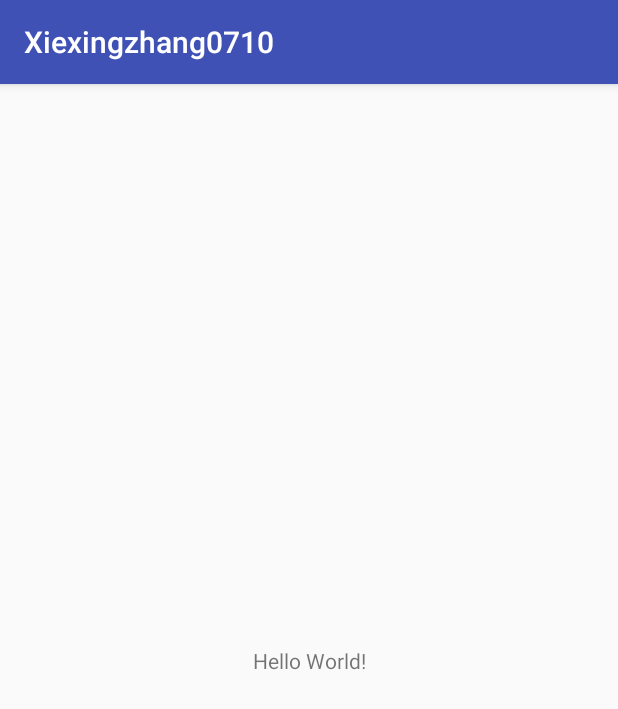
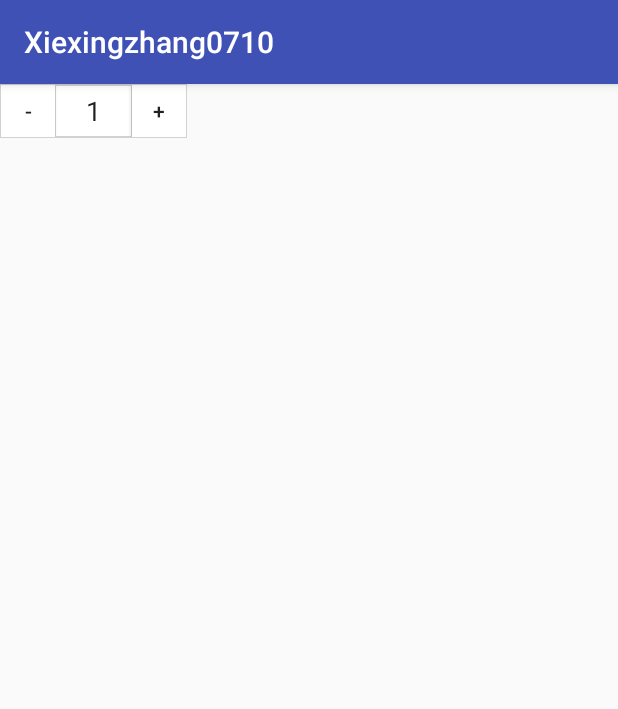
Before and after one commit to xxzgithub/MyProject, an Android app: the screen it shows after launch (MainActivity), on a phone screen of 412 x 824 dp. Shown: the top 709 px of the screen. Run offline under Robolectric (Android 15) with nearby library versions, the phone set to English and light mode, and no system bars.

Commit message:
完成提交

```diff
--- /dev/null
+++ b/app/src/main/java/com/example/asus/xiexingzhang0710/AmountView.java
@@ -0,0 +1,129 @@
+package com.example.asus.xiexingzhang0710;
+
+import android.content.Context;
+import android.content.res.TypedArray;
+import android.text.Editable;
+import android.text.TextWatcher;
+import android.util.AttributeSet;
+import android.util.TypedValue;
+import android.view.LayoutInflater;
+import android.view.View;
+import android.widget.Button;
+import android.widget.EditText;
+import android.widget.LinearLayout;
+
+/**
+ * Created by asus on 2017/7/10.
+ */
+
+public class AmountView extends LinearLayout implements View.OnClickListener, TextWatcher{
+
+
+        private static final String TAG = "AmountView";
+        private int amount = 1; //购买数量
+        private int goods_storage = 1; //商品库存
+
+        private OnAmountChangeListener mListener;
+
+        private EditText etAmount;
+        private Button btnDecrease;
+        private Button btnIncrease;
+
+        public AmountView(Context context) {
+            this(context, null);
+        }
+
+        public AmountView(Context context, AttributeSet attrs) {
+            super(context, attrs);
+
+            LayoutInflater.from(context).inflate(R.layout.view_amount, this);
+            etAmount = (EditText) findViewById(R.id.etAmount);
+            btnDecrease = (Button) findViewById(R.id.btnDecrease);
+            btnIncrease = (Button) findViewById(R.id.btnIncrease);
+            btnDecrease.setOnClickListener(this);
+            btnIncrease.setOnClickListener(this);
+            etAmount.addTextChangedListener(this);
+
+            TypedArray obtainStyledAttributes = getContext().obtainStyledAttributes(attrs, R.styleable.AmountView);
+            int btnWidth = obtainStyledAttributes.getDimensionPixelSize(R.styleable.AmountView_btnWidth, LayoutParams.WRAP_CONTENT);
+            int tvWidth = obtainStyledAttributes.getDimensionPixelSize(R.styleable.AmountView_tvWidth, 80);
+            int tvTextSize = obtainStyledAttributes.getDimensionPixelSize(R.styleable.AmountView_tvTextSize, 0);
+            int btnTextSize = obtainStyledAttributes.getDimensionPixelSize(R.styleable.AmountView_btnTextSize, 0);
+            obtainStyledAttributes.recycle();
+
+            LayoutParams btnParams = new LayoutParams(btnWidth, LayoutParams.MATCH_PARENT);
+            btnDecrease.setLayoutParams(btnParams);
+            btnIncrease.setLayoutParams(btnParams);
+            if (btnTextSize != 0) {
+                btnDecrease.setTextSize(TypedValue.COMPLEX_UNIT_PX, btnTextSize);
+                btnIncrease.setTextSize(TypedValue.COMPLEX_UNIT_PX, btnTextSize);
+            }
+
+            LayoutParams textParams = new LayoutParams(tvWidth, LayoutParams.MATCH_PARENT);
+            etAmount.setLayoutParams(textParams);
+            if (tvTextSize != 0) {
+                etAmount.setTextSize(tvTextSize);
+            }
+        }
+
+        public void setOnAmountChangeListener(OnAmountChangeListener onAmountChangeListener) {
+            this.mListener = onAmountChangeListener;
+        }
+
+        public void setGoods_storage(int goods_storage) {
+            this.goods_storage = goods_storage;
+        }
+
+        @Override
+        public void onClick(View v) {
+            int i = v.getId();
+            if (i == R.id.btnDecrease) {
+                if (amount > 1) {
+                    amount--;
+                    etAmount.setText(amount + "");
+                }
+            } else if (i == R.id.btnIncrease) {
+                if (amount < goods_storage) {
+                    amount++;
+                    etAmount.setText(amount + "");
+                }
+            }
+
+            etAmount.clearFocus();
+
+            if (mListener != null) {
+                mListener.onAmountChange(this, amount);
+            }
+        }
+
+        @Override
+        public void beforeTextChanged(CharSequence s, int start, int count, int after) {
+
+        }
+
+        @Override
+        public void onTextChanged(CharSequence s, int start, int before, int count) {
+
+        }
+
+        @Override
+        public void afterTextChanged(Editable s) {
+            if (s.toString().isEmpty())
+                return;
+            amount = Integer.valueOf(s.toString());
+            if (amount > goods_storage) {
+                etAmount.setText(goods_storage + "");
+                return;
+            }
+
+            if (mListener != null) {
+                mListener.onAmountChange(this, amount);
+            }
+        }
+
+
+        public interface OnAmountChangeListener {
+            void onAmountChange(View view, int amount);
+        }
+
+    }
--- a/app/src/main/java/com/example/asus/xiexingzhang0710/MainActivity.java
+++ b/app/src/main/java/com/example/asus/xiexingzhang0710/MainActivity.java
@@ -1,13 +1,24 @@
 package com.example.asus.xiexingzhang0710;
 
+import android.os.Bundle;
 import android.support.v7.app.AppCompatActivity;
-import android.os.Bundle;
+import android.view.View;
+import android.widget.Toast;
 
 public class MainActivity extends AppCompatActivity {
+    private AmountView mAmountView;
 
     @Override
     protected void onCreate(Bundle savedInstanceState) {
         super.onCreate(savedInstanceState);
         setContentView(R.layout.activity_main);
+        mAmountView = (AmountView) findViewById(R.id.amount_view);
+        mAmountView.setGoods_storage(50);
+        mAmountView.setOnAmountChangeListener(new AmountView.OnAmountChangeListener() {
+            @Override
+            public void onAmountChange(View view, int amount) {
+                Toast.makeText(getApplicationContext(), "Amount=>  " + amount, Toast.LENGTH_SHORT).show();
+            }
+        });
     }
 }
--- /dev/null
+++ b/app/src/main/res/drawable/bg_amount_layout.xml
@@ -0,0 +1,12 @@
+<?xml version="1.0" encoding="utf-8"?>
+<shape xmlns:android="http://schemas.android.com/apk/res/android">
+    <solid android:color="#FFFFFF" />
+    <stroke
+        android:width="1dp"
+        android:color="@color/divider" />
+    <padding
+        android:bottom="1dp"
+        android:left="1dp"
+        android:right="1dp"
+        android:top="1dp" />
+</shape>
--- /dev/null
+++ b/app/src/main/res/drawable/btn_amount.xml
@@ -0,0 +1,7 @@
+<?xml version="1.0" encoding="utf-8"?>
+<selector
+  xmlns:android="http://schemas.android.com/apk/res/android">
+    <item android:state_pressed="true" android:drawable="@color/divider" />
+    <item android:state_enabled="false" android:drawable="@color/divider" />
+    <item android:drawable="@android:color/white" />
+</selector>
--- /dev/null
+++ b/app/src/main/res/drawable/divider.xml
@@ -0,0 +1,8 @@
+<?xml version="1.0" encoding="utf-8"?>
+<shape
+    xmlns:android="http://schemas.android.com/apk/res/android"
+    android:shape="rectangle">
+    <size
+        android:width="0.5dp"/>
+    <solid android:color="@color/divider"/>
+</shape>
--- a/app/src/main/res/layout/activity_main.xml
+++ b/app/src/main/res/layout/activity_main.xml
@@ -6,13 +6,15 @@
     android:layout_height="match_parent"
     tools:context="com.example.asus.xiexingzhang0710.MainActivity">
 
-    <TextView
+    <com.example.asus.xiexingzhang0710.AmountView
+        android:id="@+id/amount_view"
         android:layout_width="wrap_content"
-        android:layout_height="wrap_content"
-        android:text="Hello World!"
-        app:layout_constraintBottom_toBottomOf="parent"
-        app:layout_constraintLeft_toLeftOf="parent"
-        app:layout_constraintRight_toRightOf="parent"
-        app:layout_constraintTop_toTopOf="parent" />
+        android:layout_height="36dp"
+        android:layout_centerInParent="true"
+        android:layout_gravity="right"
+        android:layout_marginRight="15dp"
+        app:btnTextSize="14sp"
+        app:btnWidth="36dp"
+        app:tvWidth="50dp"/>
 
 </android.support.constraint.ConstraintLayout>
--- /dev/null
+++ b/app/src/main/res/layout/view_amount.xml
@@ -0,0 +1,39 @@
+<?xml version="1.0" encoding="utf-8"?>
+<LinearLayout xmlns:android="http://schemas.android.com/apk/res/android"
+    android:layout_width="wrap_content"
+    android:layout_height="wrap_content"
+    android:focusable="true"
+    android:divider="@drawable/divider"
+    android:background="@drawable/bg_amount_layout"
+    android:showDividers="middle"
+    android:orientation="horizontal">
+
+    <Button
+        android:id="@+id/btnDecrease"
+        android:layout_width="0dp"
+        android:layout_height="match_parent"
+        android:layout_weight="1"
+        android:gravity="center"
+        android:background="@drawable/btn_amount"
+        android:text="-"/>
+
+    <EditText
+        android:id="@+id/etAmount"
+        android:layout_width="0dp"
+        android:layout_height="match_parent"
+        android:minWidth="60dp"
+        android:layout_weight="2"
+        android:background="@null"
+        android:inputType="number"
+        android:gravity="center"
+        android:text="1"/>
+
+    <Button
+        android:id="@+id/btnIncrease"
+        android:layout_width="0dp"
+        android:layout_height="match_parent"
+        android:layout_weight="1"
+        android:gravity="center"
+        android:background="@drawable/btn_amount"
+        android:text="+"/>
+</LinearLayout>
--- /dev/null
+++ b/app/src/main/res/values/attrs.xml
@@ -0,0 +1,12 @@
+<?xml version="1.0" encoding="utf-8"?>
+<resources>
+    <declare-styleable name="AmountView">
+        <!-- 左右2边+-按钮的宽度 -->
+        <attr name="btnWidth" format="dimension" />
+        <!-- 中间TextView的宽度 -->
+        <attr name="tvWidth" format="dimension" />
+        <!--<attr name="tvColor" format="color"/>-->
+        <attr name="tvTextSize" format="dimension"/>
+        <attr name="btnTextSize" format="dimension"/>
+    </declare-styleable>
+</resources>
--- a/app/src/main/res/values/colors.xml
+++ b/app/src/main/res/values/colors.xml
@@ -3,4 +3,6 @@
     <color name="colorPrimary">#3F51B5</color>
     <color name="colorPrimaryDark">#303F9F</color>
     <color name="colorAccent">#FF4081</color>
+
+    <color name="divider">#ffd2d2d2</color>
 </resources>
--- /dev/null
+++ b/app/src/main/res/values/dimens.xml
@@ -0,0 +1,5 @@
+<resources>
+    <!-- Default screen margins, per the Android Design guidelines. -->
+    <dimen name="activity_horizontal_margin">16dp</dimen>
+    <dimen name="activity_vertical_margin">16dp</dimen>
+</resources>
```
Also changed, not shown: 1 other file.
